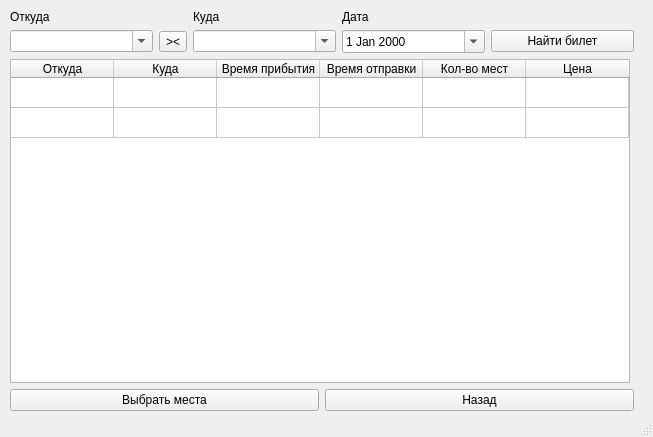
First picture: the form in data/etc/Ticket.ui, repository Substance-live/Train_application, before the edit.
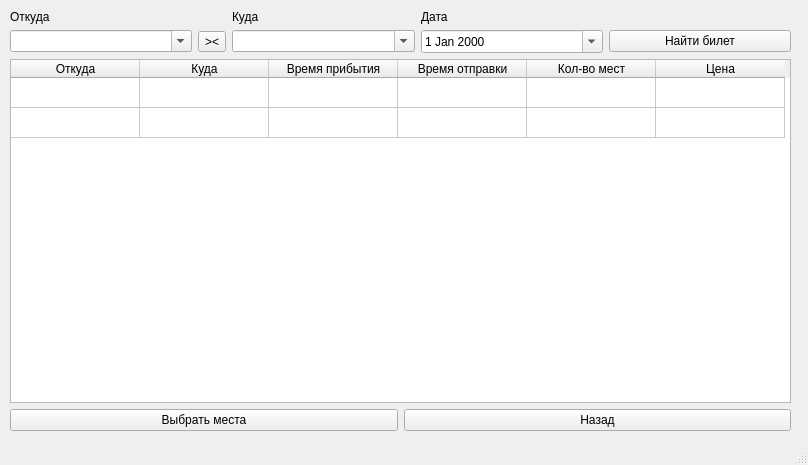
Second picture: the form after the edit.

```diff
--- a/data/etc/Ticket.ui
+++ b/data/etc/Ticket.ui
@@ -6,8 +6,8 @@
    <rect>
     <x>0</x>
     <y>0</y>
-    <width>653</width>
-    <height>437</height>
+    <width>808</width>
+    <height>465</height>
    </rect>
   </property>
   <property name="sizePolicy">
@@ -30,8 +30,8 @@
      <rect>
       <x>10</x>
       <y>10</y>
-      <width>624</width>
-      <height>401</height>
+      <width>781</width>
+      <height>421</height>
      </rect>
     </property>
     <property name="font">
@@ -157,20 +157,20 @@
        <item row="0" column="0" colspan="2">
         <widget class="QTableWidget" name="table_timetable">
          <property name="sizePolicy">
-          <sizepolicy hsizetype="Minimum" vsizetype="Minimum">
+          <sizepolicy hsizetype="Preferred" vsizetype="Preferred">
            <horstretch>15</horstretch>
            <verstretch>15</verstretch>
           </sizepolicy>
          </property>
          <property name="minimumSize">
           <size>
-           <width>620</width>
+           <width>699</width>
            <height>0</height>
           </size>
          </property>
          <property name="maximumSize">
           <size>
-           <width>620</width>
+           <width>16777215</width>
            <height>16777215</height>
           </size>
          </property>
@@ -195,7 +195,7 @@
           <number>32</number>
          </attribute>
          <attribute name="horizontalHeaderDefaultSectionSize">
-          <number>103</number>
+          <number>129</number>
          </attribute>
          <attribute name="horizontalHeaderShowSortIndicator" stdset="0">
           <bool>true</bool>
```
